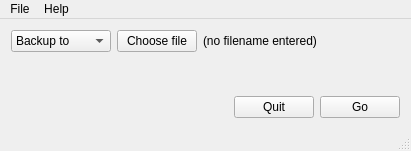
Before: the Qt Designer form mainwindow.ui in rjhansen/sherpa, drawn with Qt 5.
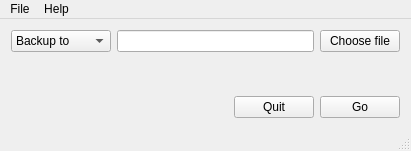
After: the same form once the commit is applied.

```diff
--- a/mainwindow.ui
+++ b/mainwindow.ui
@@ -37,6 +37,19 @@
         </item>
        </widget>
       </item>
+      <item>
+       <widget class="QLineEdit" name="lineEdit">
+        <property name="text">
+         <string/>
+        </property>
+        <property name="readOnly">
+         <bool>true</bool>
+        </property>
+        <property name="placeholderText">
+         <string/>
+        </property>
+       </widget>
+      </item>
       <item>
        <widget class="QPushButton" name="fileBtn">
         <property name="text">
@@ -44,19 +57,6 @@
         </property>
        </widget>
       </item>
-      <item>
-       <widget class="QLabel" name="filename">
-        <property name="sizePolicy">
-         <sizepolicy hsizetype="Expanding" vsizetype="Preferred">
-          <horstretch>0</horstretch>
-          <verstretch>0</verstretch>
-         </sizepolicy>
-        </property>
-        <property name="text">
-         <string>(no filename entered)</string>
-        </property>
-       </widget>
-      </item>
      </layout>
     </item>
     <item>
```
Left out of the diff: 37 changed lines with no effect on the pictures.
